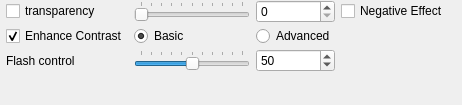
First picture: the form in src/gui/forms/toolbar_rendertransparencygroup.ui, repository open-scan-crew/OpenScanTools, before the edit.
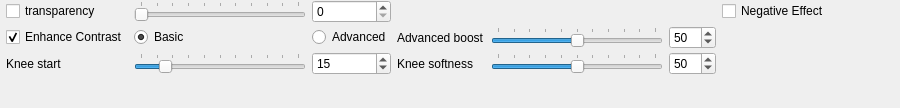
Second picture: the form after the edit.

Commit message: Update advanced transparency default values

```diff
--- a/src/gui/forms/toolbar_rendertransparencygroup.ui
+++ b/src/gui/forms/toolbar_rendertransparencygroup.ui
@@ -6,8 +6,8 @@
    <rect>
     <x>0</x>
     <y>0</y>
-    <width>462</width>
-    <height>105</height>
+    <width>900</width>
+    <height>108</height>
    </rect>
   </property>
   <property name="windowTitle">
@@ -68,7 +68,7 @@
    <item row="2" column="0">
     <widget class="QLabel" name="label_flashControl">
      <property name="text">
-      <string>Flash control</string>
+      <string>Knee start</string>
      </property>
     </widget>
    </item>
@@ -87,8 +87,8 @@
       <number>100</number>
      </property>
      <property name="value">
-      <number>50</number>
-     </property>
+      <number>15</number>
+      </property>
      <property name="orientation">
       <enum>Qt::Horizontal</enum>
      </property>
@@ -126,11 +126,107 @@
       <number>100</number>
      </property>
      <property name="value">
+      <number>15</number>
+      </property>
+    </widget>
+   </item>
+   <item row="2" column="3">
+    <widget class="QLabel" name="label_kneeSoftness">
+     <property name="text">
+      <string>Knee softness</string>
+     </property>
+    </widget>
+   </item>
+   <item row="2" column="4">
+    <widget class="QSlider" name="slider_kneeSoftness">
+     <property name="minimumSize">
+      <size>
+       <width>100</width>
+       <height>0</height>
+      </size>
+     </property>
+     <property name="minimum">
+      <number>0</number>
+     </property>
+     <property name="maximum">
+      <number>100</number>
+     </property>
+     <property name="value">
       <number>50</number>
      </property>
+     <property name="orientation">
+      <enum>Qt::Horizontal</enum>
+     </property>
+     <property name="tickPosition">
+      <enum>QSlider::TicksAbove</enum>
+     </property>
+     <property name="tickInterval">
+      <number>10</number>
+     </property>
     </widget>
    </item>
-   <item row="6" column="0" colspan="3">
+   <item row="2" column="5">
+    <widget class="QSpinBox" name="spinBox_kneeSoftness">
+     <property name="minimum">
+      <number>0</number>
+     </property>
+     <property name="maximum">
+      <number>100</number>
+     </property>
+     <property name="value">
+      <number>50</number>
+     </property>
+    </widget>
+   </item>
+   <item row="1" column="3">
+    <widget class="QLabel" name="label_advancedBoost">
+     <property name="text">
+      <string>Advanced boost</string>
+     </property>
+    </widget>
+   </item>
+   <item row="1" column="4">
+    <widget class="QSlider" name="slider_advancedBoost">
+     <property name="minimumSize">
+      <size>
+       <width>100</width>
+       <height>0</height>
+      </size>
+     </property>
+     <property name="minimum">
+      <number>0</number>
+     </property>
+     <property name="maximum">
+      <number>100</number>
+     </property>
+     <property name="value">
+      <number>50</number>
+     </property>
+     <property name="orientation">
+      <enum>Qt::Horizontal</enum>
+     </property>
+     <property name="tickPosition">
+      <enum>QSlider::TicksAbove</enum>
+     </property>
+     <property name="tickInterval">
+      <number>10</number>
+     </property>
+    </widget>
+   </item>
+   <item row="1" column="5">
+    <widget class="QSpinBox" name="spinBox_advancedBoost">
+     <property name="minimum">
+      <number>0</number>
+     </property>
+     <property name="maximum">
+      <number>100</number>
+     </property>
+     <property name="value">
+      <number>50</number>
+     </property>
+    </widget>
+   </item>
+   <item row="6" column="0" colspan="6">
     <spacer name="verticalSpacer">
      <property name="orientation">
       <enum>Qt::Vertical</enum>
@@ -160,7 +256,7 @@
      </property>
     </widget>
    </item>
-   <item row="1" column="3" rowspan="4">
+   <item row="1" column="6" rowspan="4">
     <spacer name="horizontalSpacer">
      <property name="orientation">
       <enum>Qt::Horizontal</enum>
@@ -176,7 +272,7 @@
      </property>
     </spacer>
    </item>
-   <item row="0" column="3">
+   <item row="0" column="6">
     <widget class="QCheckBox" name="checkBox_negativeEffect">
      <property name="text">
       <string>Negative Effect</string>
```
Left out of the diff: 6 changed lines with no effect on the pictures. The commit also changes 15 other files.
